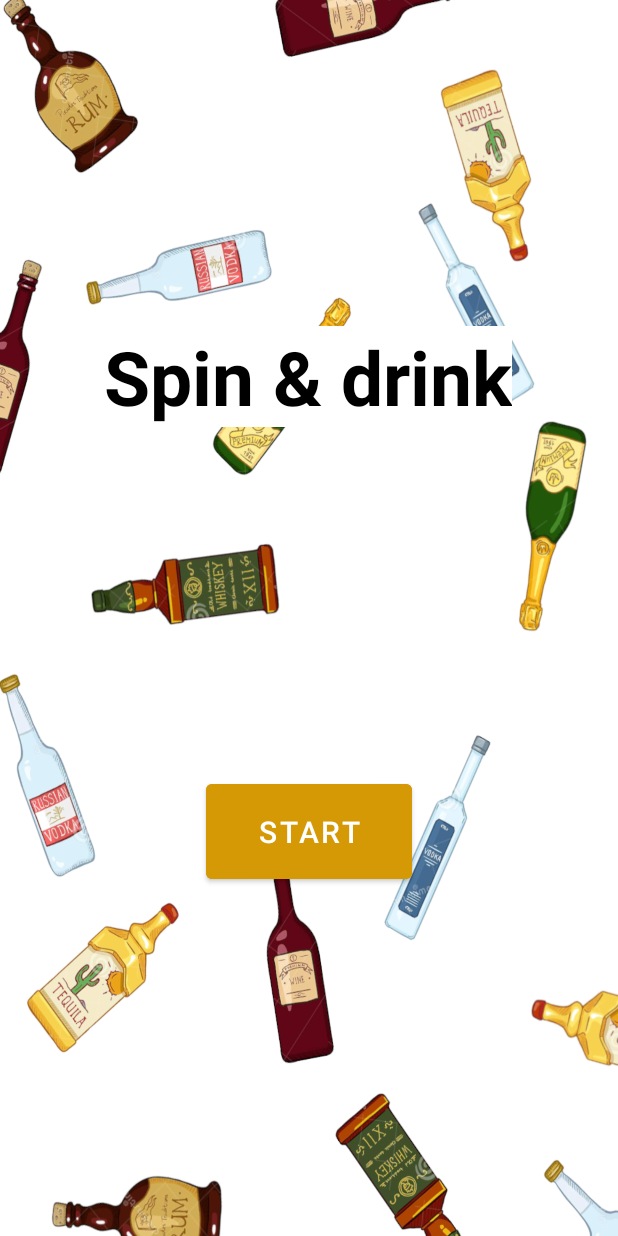
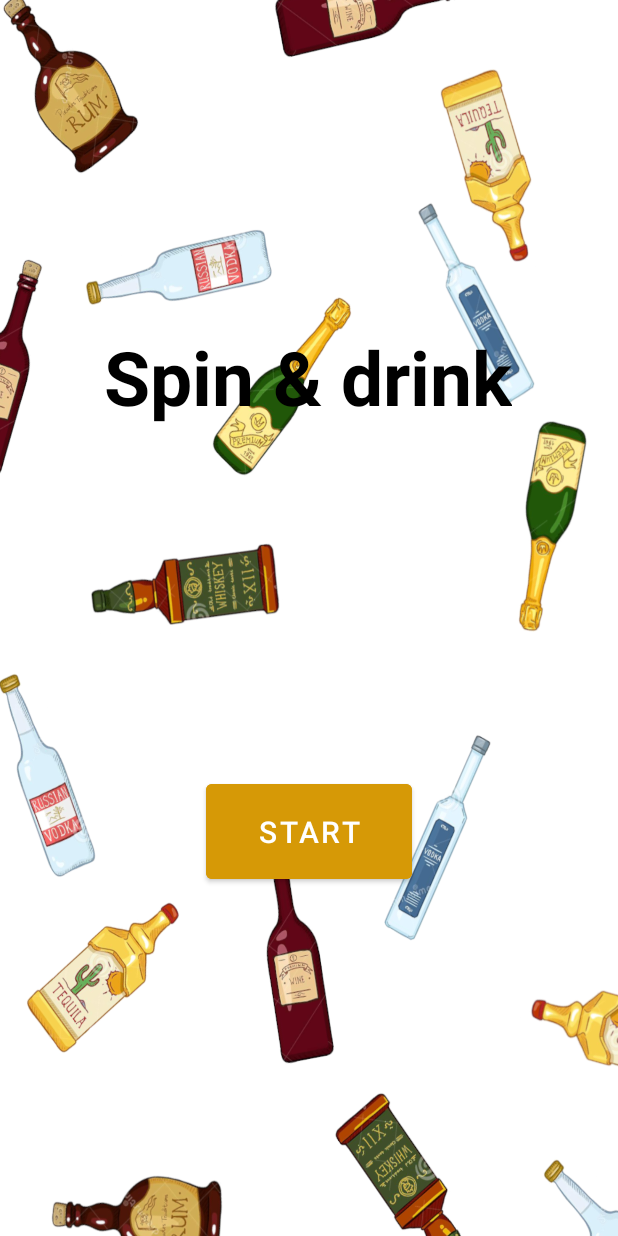
Before and after one commit to marek-cuper/Spin_and_drink, an Android app: the screen it shows after launch (StartPage), on a phone screen of 412 x 824 dp. Run offline under Robolectric (Android 15) with nearby library versions, the phone set to English and light mode, and no system bars.

Commit message:
Konecna verzia po stranke funkcionality a grafiky.

```diff
--- a/app/src/main/java/com/example/spinyourdrink/Partner.kt
+++ b/app/src/main/java/com/example/spinyourdrink/Partner.kt
@@ -29,6 +29,12 @@ class Partner : AppCompatActivity() {
 
             if(hraci.size - 1 == 5){
                 wheeelImage?.setImageResource(R.drawable.koleso5)
+            }else if(hraci.size - 1 == 4){
+                wheeelImage?.setImageResource(R.drawable.koleso4)
+            }else if(hraci.size - 1 == 3){
+                wheeelImage?.setImageResource(R.drawable.koleso3)
+            }else if(hraci.size - 1 == 2){
+                wheeelImage?.setImageResource(R.drawable.koleso2)
             }
 
             var cast = 360 / (hraci.size - 1)
--- a/app/src/main/res/layout/activity_partner.xml
+++ b/app/src/main/res/layout/activity_partner.xml
@@ -45,7 +45,7 @@
             android:id="@+id/imageViewPartnerKoleso"
             android:layout_width="200dp"
             android:layout_height="200dp"
-            app:srcCompat="@drawable/koleso6" />
+            app:srcCompat="@drawable/koleso2" />
 
         <ImageView
             android:id="@+id/imageViewPartnerPointer"
--- a/app/src/main/res/layout/activity_start_page.xml
+++ b/app/src/main/res/layout/activity_start_page.xml
@@ -25,8 +25,7 @@
         android:layout_height="wrap_content"
         android:text="@string/game_name"
         android:textColor="@color/black"
-        android:textColorHighlight="@color/green"
-        android:background="@color/white"
+
         android:textSize="50sp"
         android:textStyle="bold"
         android:visibility="visible"
```
Also changed, not shown: app/src/main/res/drawable-v24/koleso2.png (added), app/src/main/res/drawable-v24/koleso3.png (added), app/src/main/res/drawable-v24/koleso4.png (added).
